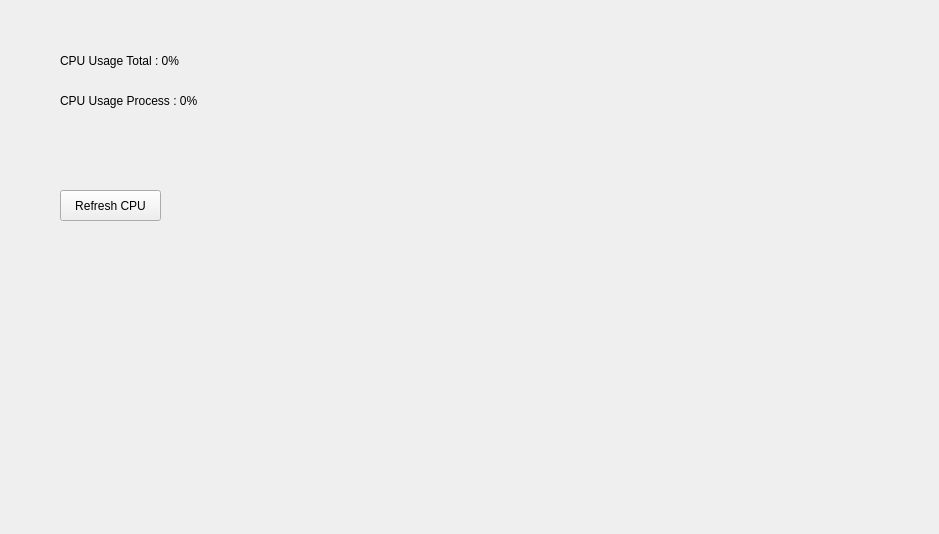
Qt form QtGuiApplicationTest/QtGuiApplicationTest/DebugInfoHardwareWidget.ui (xautshuanglong/QtLearningRepository) before a commit.
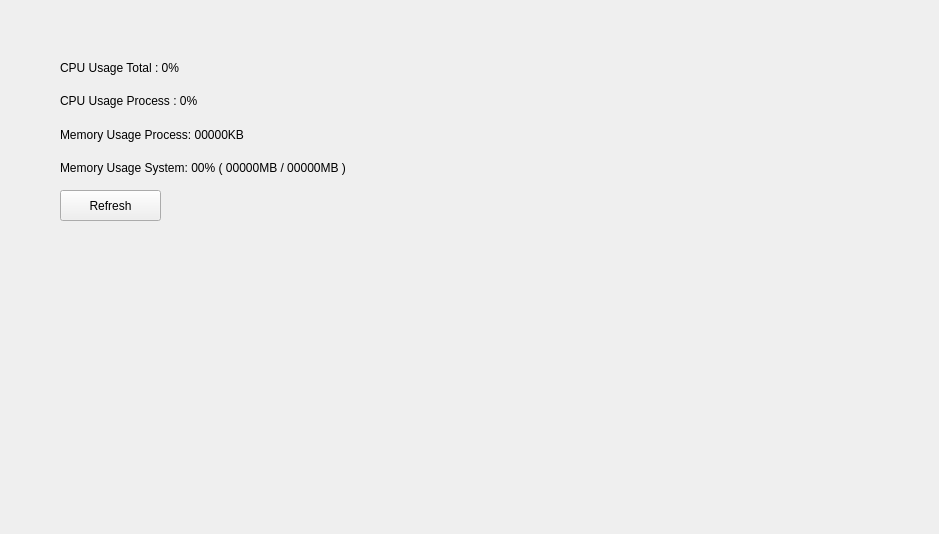
The same form after that commit.

```diff
--- a/QtGuiApplicationTest/QtGuiApplicationTest/DebugInfoHardwareWidget.ui
+++ b/QtGuiApplicationTest/QtGuiApplicationTest/DebugInfoHardwareWidget.ui
@@ -23,14 +23,14 @@
     </rect>
    </property>
    <property name="text">
-    <string>Refresh CPU</string>
+    <string>Refresh</string>
    </property>
   </widget>
   <widget class="QLabel" name="lbCpuUsageTotal">
    <property name="geometry">
     <rect>
      <x>60</x>
-     <y>50</y>
+     <y>57</y>
      <width>161</width>
      <height>21</height>
     </rect>
@@ -52,6 +52,32 @@
     <string>CPU Usage Process : 0%</string>
    </property>
   </widget>
+  <widget class="QLabel" name="lbMemoryUsageSystem">
+   <property name="geometry">
+    <rect>
+     <x>60</x>
+     <y>160</y>
+     <width>411</width>
+     <height>16</height>
+    </rect>
+   </property>
+   <property name="text">
+    <string>Memory Usage System: 00% ( 00000MB / 00000MB )</string>
+   </property>
+  </widget>
+  <widget class="QLabel" name="lbMemoryUsageProcess">
+   <property name="geometry">
+    <rect>
+     <x>60</x>
+     <y>127</y>
+     <width>411</width>
+     <height>16</height>
+    </rect>
+   </property>
+   <property name="text">
+    <string>Memory Usage Process: 00000KB</string>
+   </property>
+  </widget>
  </widget>
  <resources/>
  <connections/>
```
Left out of the diff: 2 changed lines with no effect on the pictures.
